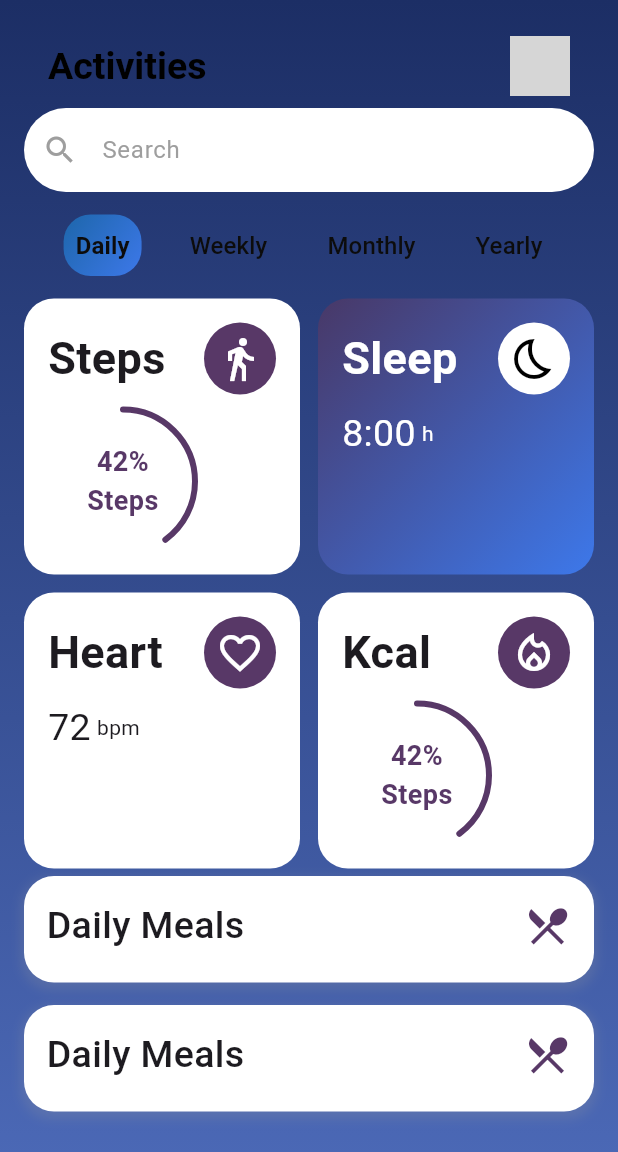
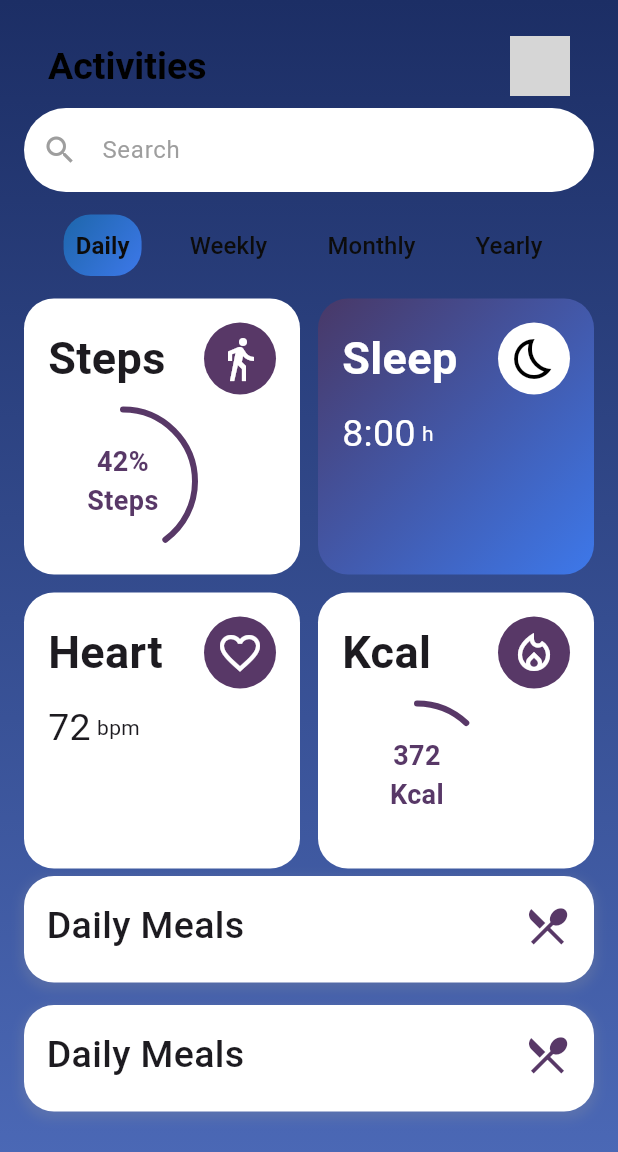
Before and after one commit to simonptuon/Fitness-tracker-app, a Flutter app: the screen it shows after launch, on a phone screen of 412 x 824 dp. Shown: the top 1152 px of the screen. Run offline on Flutter 3.47's test engine with Material 3 defaults, Android fonts, the phone set to English and light mode, and no system bars; drawn by our look-alikes of percent_indicator; network calls fail; Roboto replaces fonts that are missing (Poppins); grey boxes are pictures that could not be loaded.

Commit message:
ActivitesScreen
Changes to activieSCreen

```diff
--- a/lib/main.dart
+++ b/lib/main.dart
@@ -1,5 +1,6 @@
 import 'package:fitness_app_capstone/pages/Login.dart';
 import 'package:fitness_app_capstone/pages/ActivitiesScreen.dart';
+import 'package:fitness_app_capstone/pages/Water.dart';
 import 'package:flutter/material.dart';
 
 void main() {
@@ -17,6 +18,7 @@ class MyApp extends StatelessWidget {
       routes: {
         '/login': (context) => Login(),
         '/activities': (context) => ActivitiesScreen(),
+        '/consumption': (context) => Water(),
       },
     );
   }
--- a/lib/pages/ActivitiesScreen.dart
+++ b/lib/pages/ActivitiesScreen.dart
@@ -176,9 +176,10 @@ class _ActivitiesScreenState extends State<ActivitiesScreen> {
                             circularIndicator: index == 0 || index == 3 ? CircularPercentIndicator(
                               radius: 50.0,
                               lineWidth: 4.0,
-                              percent: 0.40,
-                              center: const Text(
-                                "42%\nSteps",
+                              percent: index == 0 ? 0.40: 0.12,
+                              center: Text(
+                                index == 0 ?
+                                "42%\nSteps": "372\nKcal",
                                 textAlign: TextAlign.center,
                                 style: TextStyle(fontSize: 18, fontWeight: FontWeight.bold, color: iconColor),
                               ),
@@ -187,7 +188,8 @@ class _ActivitiesScreenState extends State<ActivitiesScreen> {
                               circularStrokeCap: CircularStrokeCap.round,
                               animation: true,
                               animationDuration: 1200,
-                            ) : null, // Add CircularPercentIndicator for Steps and Heart cards
+                            ) : null,
+                            // Add CircularPercentIndicator for Steps and Heart cards
                           );
                         },
                       ),
```
